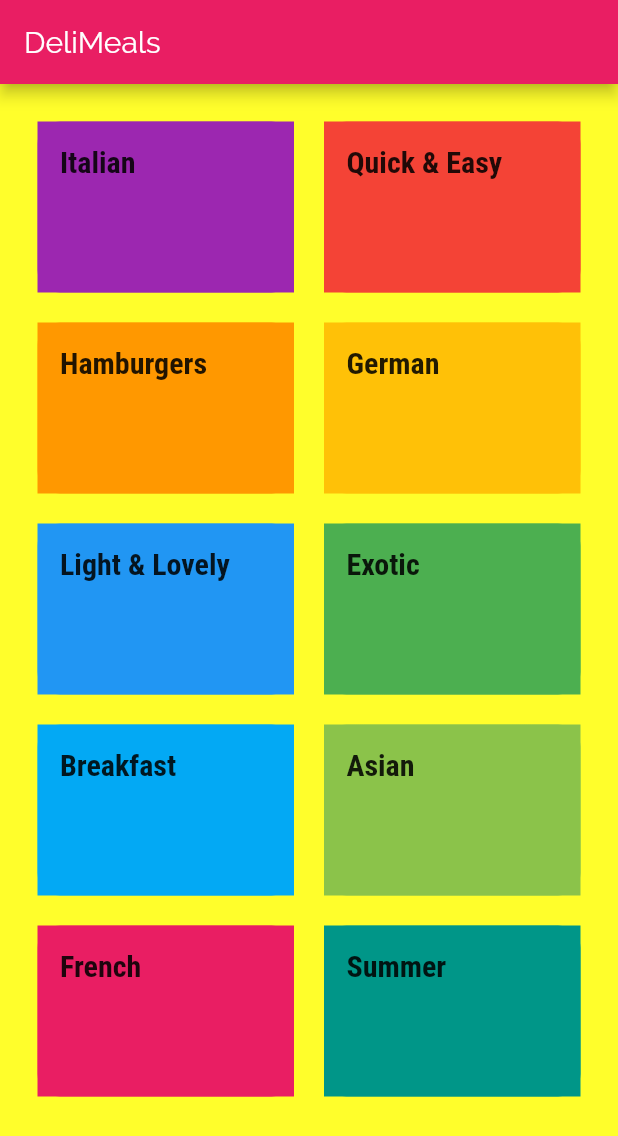
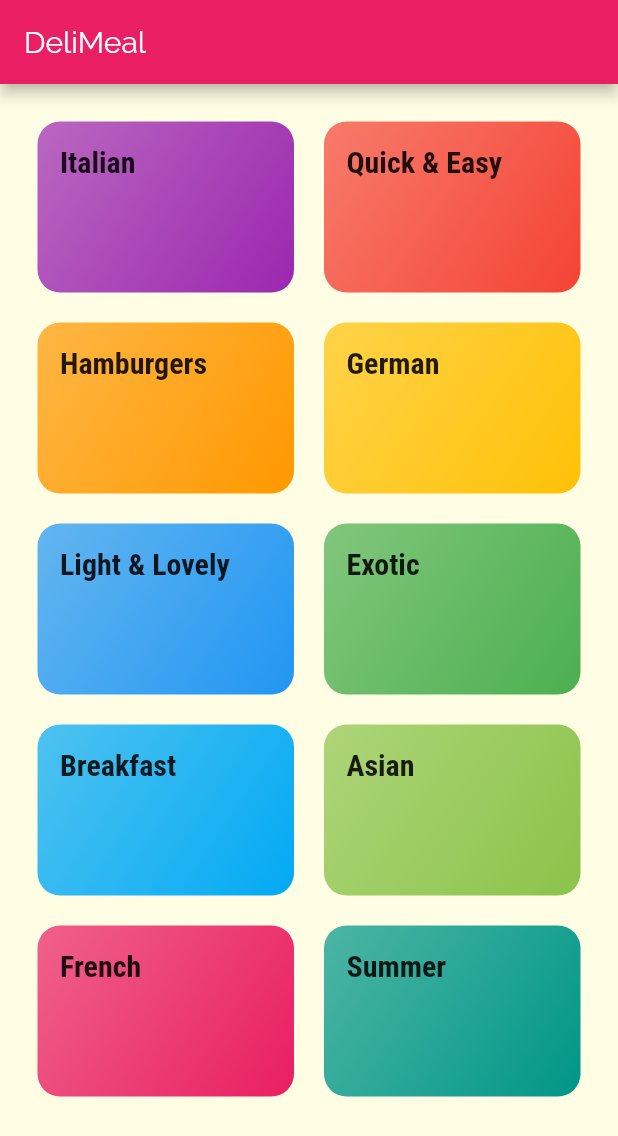
Before and after one commit to simran1901/DeliMeals, a Flutter app: the screen it shows after launch, on a phone screen of 412 x 824 dp. Shown: the top 1136 px of the screen. Run offline on Flutter 3.47's test engine with Material 2 defaults, Android fonts, the phone set to English and light mode, and no system bars.

Commit message:
fixing errors

```diff
--- a/lib/categories_screen.dart
+++ b/lib/categories_screen.dart
@@ -8,16 +8,16 @@ class CategoriesScreen extends StatelessWidget {
   Widget build(BuildContext context) {
     return Scaffold(
       appBar: AppBar(
-        title: const Text('DeliMeals'),
+        title: const Text('DeliMeal'),
       ),
       body: GridView(
         padding: const EdgeInsets.all(25),
         children: DUMMY_CATEGORIES
             .map(
               (catData) => CategoryItem(
-                catData.title,
-                catData.color,
-              ),
+                    catData.title,
+                    catData.color,
+                  ),
             )
             .toList(),
         gridDelegate: SliverGridDelegateWithMaxCrossAxisExtent(
--- a/lib/category_item.dart
+++ b/lib/category_item.dart
@@ -1,5 +1,5 @@
 import 'package:flutter/material.dart';
-import 'package:delimeals/category_meals_screen.dart';
+import './category_meals_screen.dart';
 
 class CategoryItem extends StatelessWidget {
   final String title;
@@ -29,7 +29,6 @@ class CategoryItem extends StatelessWidget {
           title,
           style: Theme.of(context).textTheme.title,
         ),
-        color: color,
         decoration: BoxDecoration(
           gradient: LinearGradient(
             colors: [
```
Also changed, not shown: lib/main.dart (+3 -26 lines).
